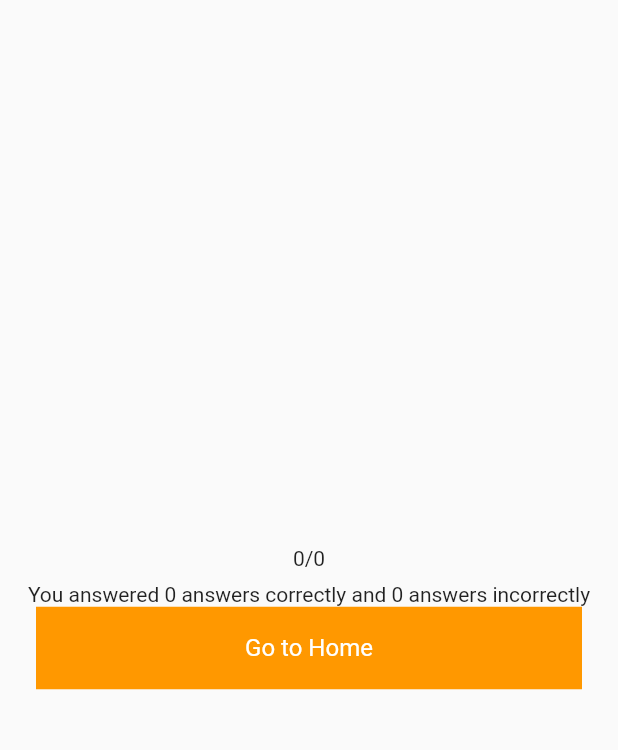
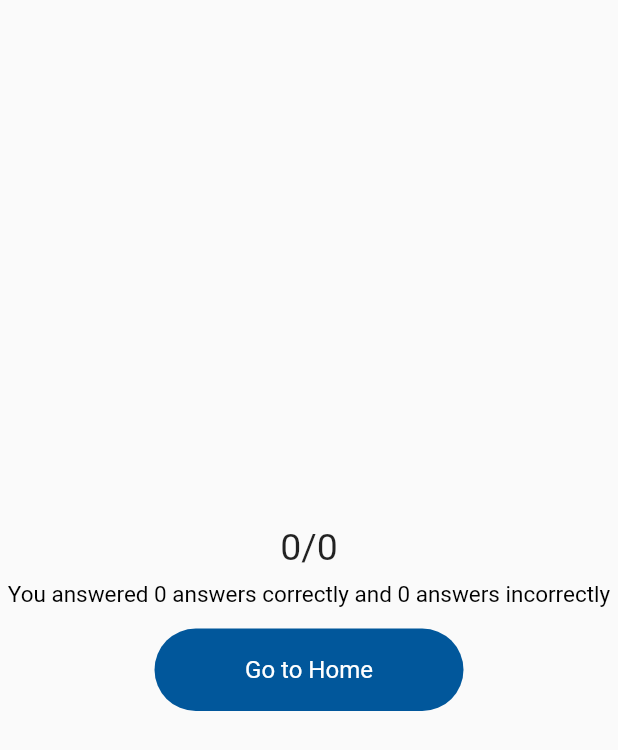
Before and after one commit to VikaKhusti/eng_app, a Flutter app: the Results screen opened directly, on a phone screen of 412 x 824 dp. Shown: the top 750 px of the screen. Run offline on Flutter 3.47's test engine with Material 2 defaults, Android fonts, the phone set to English and light mode, and no system bars; our stand-ins replace cloud_firestore, firebase_auth, flutter_speed_dial, flutter_spinkit, random_string, rflutter_alert; accounts and stored records are empty.

Commit message:
rubric quizzes

```diff
--- a/lib/screens/home/home.dart
+++ b/lib/screens/home/home.dart
@@ -57,7 +57,7 @@ class _HomeState extends State<Home> {
             child: Center(
               child: FlatButton(
                 color: Colors.lightBlue[900],
-                child: Text("Test", style: TextStyle(color: Colors.white, fontSize: 18.0),),
+                child: Text("Rubric quizzes", style: TextStyle(color: Colors.white, fontSize: 18.0),),
                 onPressed: () {
                   Navigator.push(context,
                     MaterialPageRoute(builder: (context) => Sections()),
--- a/lib/screens/tasks/create_task.dart
+++ b/lib/screens/tasks/create_task.dart
@@ -44,9 +44,9 @@ class _CreateTaskState extends State<CreateTask> {
   @override
   Widget build(BuildContext context) {
     return Scaffold(
-      backgroundColor: Colors.deepOrange[100],
+      backgroundColor: Colors.white,
       appBar: AppBar(
-        backgroundColor: Colors.deepOrange[800],
+        backgroundColor: Colors.lightBlue[900],
         elevation: 0.0,
         title: Text('Create Task'),
         actions: <Widget>[
@@ -117,7 +117,7 @@ class _CreateTaskState extends State<CreateTask> {
                     onTap: () {
                       createTaskOnline();
                     },
-                    child: orangeButton(
+                    child: BlueButton(
                         context: context,
                         label: "Create Task"
                     )),
--- a/lib/screens/tasks/result.dart
+++ b/lib/screens/tasks/result.dart
@@ -20,16 +20,19 @@ class _ResultsState extends State<Results> {
           child: Column(
             mainAxisAlignment: MainAxisAlignment.center,
             children: [
-            Text("${widget.correct}/${widget.total}"),
+            Text("${widget.correct}/${widget.total}", style: TextStyle(fontSize: 25)),
             SizedBox(height: 8,),
             Text("You answered ${widget.correct} answers correctly "
-                "and ${widget.incorrect} answers incorrectly"
+                "and ${widget.incorrect} answers incorrectly",
+              style: TextStyle(fontSize: 15, color: Colors.black),
+              textAlign: TextAlign.center,
             ),
+              SizedBox(height: 14,),
               GestureDetector(
               onTap: (){
                 Navigator.pop(context);
               },
-              child: orangeButton(context: context, label: "Go to Home"),
+              child: BlueButton(context: context, label: "Go to Home", buttonWidth: MediaQuery.of(context).size.width/2),
               )
           ],),
         ),
--- a/lib/screens/widgets/widgets.dart
+++ b/lib/screens/widgets/widgets.dart
@@ -1,10 +1,11 @@
 import 'package:flutter/material.dart';
 
-Widget orangeButton({BuildContext context, String label, buttonWidth}) {
+Widget BlueButton({BuildContext context, String label, buttonWidth}) {
   return Container(
     padding: EdgeInsets.symmetric(vertical: 18),
     decoration: BoxDecoration(
-      color: Colors.orange,
+      color: Colors.lightBlue[900],
+  borderRadius: BorderRadius.circular(30)
     ),
     alignment: Alignment.center,
     width: buttonWidth != null ? buttonWidth : MediaQuery.of(context).size.width - 48,
```
Also changed, not shown: lib/screens/tasks/addquestion.dart (+8 -8 lines), lib/screens/tasks/performing_tasks.dart (+7 -4 lines), lib/screens/tasks/sections.dart (+31 -6 lines).
